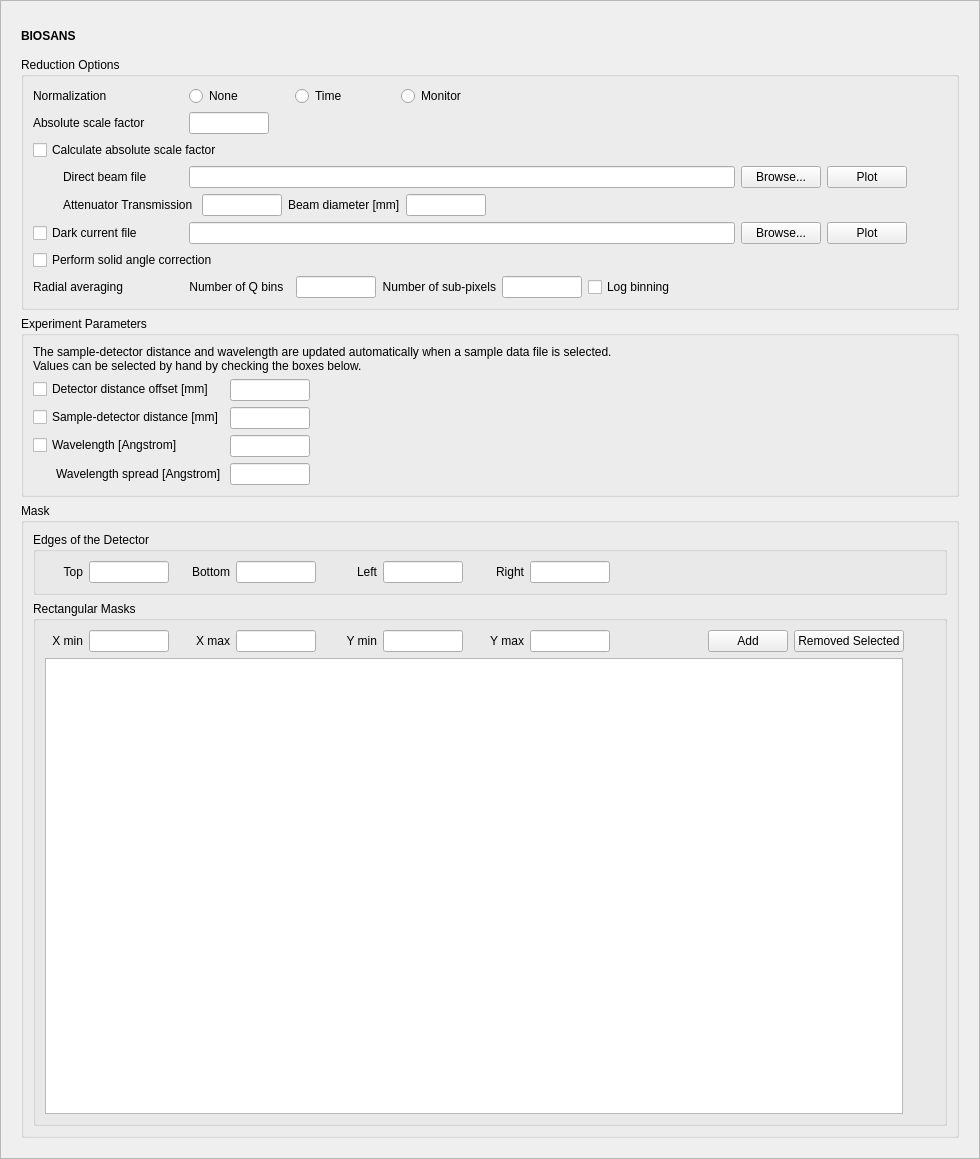
Before: the Qt Designer form Code/Mantid/scripts/Interface/ui/sans/hfir_instrument.ui in mantidproject/mantid, drawn with Qt 5.
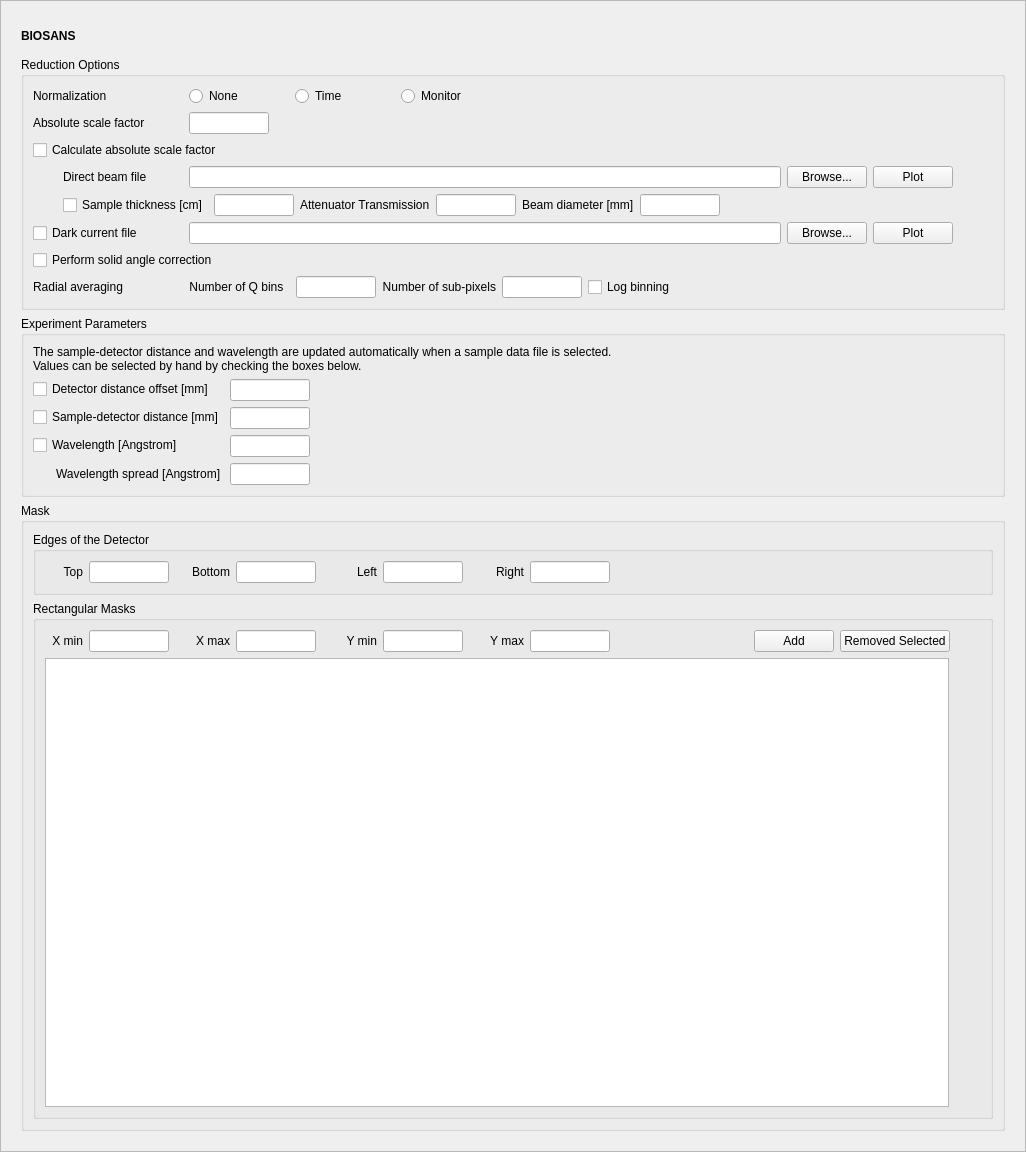
After: the same form once the commit is applied.

```diff
--- a/Code/Mantid/scripts/Interface/ui/sans/hfir_instrument.ui
+++ b/Code/Mantid/scripts/Interface/ui/sans/hfir_instrument.ui
@@ -6,8 +6,8 @@
    <rect>
     <x>0</x>
     <y>0</y>
-    <width>980</width>
-    <height>1159</height>
+    <width>1026</width>
+    <height>1152</height>
    </rect>
   </property>
   <property name="sizePolicy">
@@ -57,8 +57,8 @@
        <rect>
         <x>0</x>
         <y>0</y>
-        <width>960</width>
-        <height>1139</height>
+        <width>998</width>
+        <height>1124</height>
        </rect>
       </property>
       <layout class="QVBoxLayout" name="verticalLayout_4">
@@ -238,6 +238,12 @@
                 <height>0</height>
                </size>
               </property>
+              <property name="maximumSize">
+               <size>
+                <width>16777215</width>
+                <height>150</height>
+               </size>
+              </property>
               <property name="text">
                <string>Absolute scale factor</string>
               </property>
@@ -403,6 +409,41 @@
               </property>
              </spacer>
             </item>
+            <item>
+             <widget class="QCheckBox" name="thickness_chk">
+              <property name="minimumSize">
+               <size>
+                <width>120</width>
+                <height>0</height>
+               </size>
+              </property>
+              <property name="maximumSize">
+               <size>
+                <width>16777215</width>
+                <height>16777215</height>
+               </size>
+              </property>
+              <property name="text">
+               <string>Sample thickness [cm]</string>
+              </property>
+             </widget>
+            </item>
+            <item>
+             <widget class="QLineEdit" name="thickness_edit">
+              <property name="minimumSize">
+               <size>
+                <width>80</width>
+                <height>0</height>
+               </size>
+              </property>
+              <property name="maximumSize">
+               <size>
+                <width>80</width>
+                <height>16777215</height>
+               </size>
+              </property>
+             </widget>
+            </item>
             <item>
              <widget class="QLabel" name="att_trans_label">
               <property name="text">
@@ -410,22 +451,6 @@
               </property>
              </widget>
             </item>
-            <item>
-             <spacer name="horizontalSpacer_13">
-              <property name="orientation">
-               <enum>Qt::Horizontal</enum>
-              </property>
-              <property name="sizeType">
-               <enum>QSizePolicy::Fixed</enum>
-              </property>
-              <property name="sizeHint" stdset="0">
-               <size>
-                <width>3</width>
-                <height>20</height>
-               </size>
-              </property>
-             </spacer>
-            </item>
             <item>
              <widget class="QLineEdit" name="scale_att_trans_edit">
               <property name="sizePolicy">
@@ -851,6 +876,12 @@
             <property name="fieldGrowthPolicy">
              <enum>QFormLayout::AllNonFixedFieldsGrow</enum>
             </property>
+            <property name="labelAlignment">
+             <set>Qt::AlignLeading|Qt::AlignLeft|Qt::AlignVCenter</set>
+            </property>
+            <property name="formAlignment">
+             <set>Qt::AlignLeading|Qt::AlignLeft|Qt::AlignTop</set>
+            </property>
             <item row="0" column="0">
              <widget class="QCheckBox" name="detector_offset_chk">
               <property name="toolTip">
```
Left out of the diff: 18 changed lines with no effect on the pictures.
